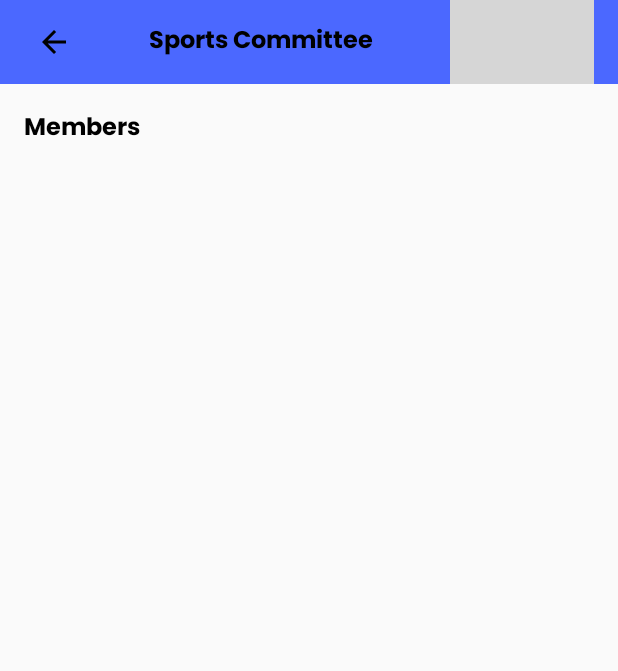
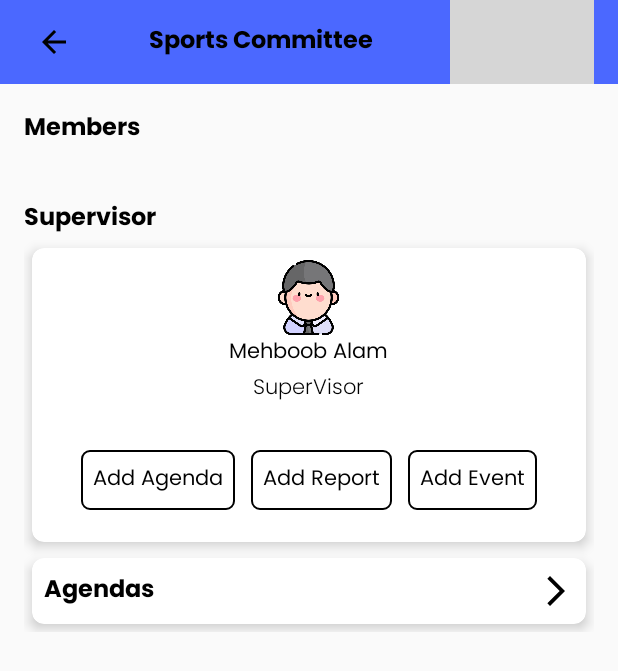
Before and after one commit to Mehboob-alam1/CommitteManagement, an Android app: the MyCommitteeActivity screen opened directly, with no data from a screen before it, on a phone screen of 412 x 824 dp. Shown: the top 671 px of the screen. Run offline under Robolectric (Android 15) with nearby library versions, the phone set to English and light mode, and no system bars; our stand-ins replace Firebase (no records; nobody signed in at launch, a user with empty details on screens opened directly); 3 statements that could not run were skipped; grey boxes are pictures that could not be loaded.

Commit message:
added reports and committees screens

```diff
--- a/app/src/main/AndroidManifest.xml
+++ b/app/src/main/AndroidManifest.xml
@@ -12,6 +12,15 @@
         android:supportsRtl="true"
         android:theme="@style/AppTheme"
         tools:targetApi="31">
+        <activity
+            android:name=".supervisor.AddEventsActivity"
+            android:exported="false" />
+        <activity
+            android:name=".supervisor.AddReportActivity"
+            android:exported="false" />
+        <activity
+            android:name=".supervisor.AddAgendasActivity"
+            android:exported="false" />
         <activity
             android:name=".members.MyCommitteeActivity"
             android:exported="false" />
--- a/app/src/main/java/com/mehboob/committemanagement/members/MyCommitteeActivity.java
+++ b/app/src/main/java/com/mehboob/committemanagement/members/MyCommitteeActivity.java
@@ -42,6 +42,9 @@ private MemberAdapter adapter;
 
        committee=  gson.fromJson(getIntent, type);
 
+       binding.txtName.setText(committee.getCommitteeSupervisor());
+       binding.txtDesignation.setText("SuperVisor");
+
 
        bindData(committee);
 
--- /dev/null
+++ b/app/src/main/java/com/mehboob/committemanagement/supervisor/AddAgendasActivity.java
@@ -0,0 +1,16 @@
+package com.mehboob.committemanagement.supervisor;
+
+import androidx.appcompat.app.AppCompatActivity;
+
+import android.os.Bundle;
+
+import com.mehboob.committemanagement.R;
+
+public class AddAgendasActivity extends AppCompatActivity {
+
+    @Override
+    protected void onCreate(Bundle savedInstanceState) {
+        super.onCreate(savedInstanceState);
+        setContentView(R.layout.activity_add_agendas);
+    }
+}
--- /dev/null
+++ b/app/src/main/java/com/mehboob/committemanagement/supervisor/AddEventsActivity.java
@@ -0,0 +1,16 @@
+package com.mehboob.committemanagement.supervisor;
+
+import androidx.appcompat.app.AppCompatActivity;
+
+import android.os.Bundle;
+
+import com.mehboob.committemanagement.R;
+
+public class AddEventsActivity extends AppCompatActivity {
+
+    @Override
+    protected void onCreate(Bundle savedInstanceState) {
+        super.onCreate(savedInstanceState);
+        setContentView(R.layout.activity_add_events);
+    }
+}
--- /dev/null
+++ b/app/src/main/java/com/mehboob/committemanagement/supervisor/AddReportActivity.java
@@ -0,0 +1,16 @@
+package com.mehboob.committemanagement.supervisor;
+
+import androidx.appcompat.app.AppCompatActivity;
+
+import android.os.Bundle;
+
+import com.mehboob.committemanagement.R;
+
+public class AddReportActivity extends AppCompatActivity {
+
+    @Override
+    protected void onCreate(Bundle savedInstanceState) {
+        super.onCreate(savedInstanceState);
+        setContentView(R.layout.activity_add_report);
+    }
+}
--- /dev/null
+++ b/app/src/main/res/drawable/baseline_arrow_forward_ios_24.xml
@@ -0,0 +1,5 @@
+<vector android:autoMirrored="true" android:height="24dp"
+    android:tint="#000000" android:viewportHeight="24"
+    android:viewportWidth="24" android:width="24dp" xmlns:android="http://schemas.android.com/apk/res/android">
+    <path android:fillColor="@android:color/white" android:pathData="M6.23,20.23l1.77,1.77l10,-10l-10,-10l-1.77,1.77l8.23,8.23z"/>
+</vector>
--- /dev/null
+++ b/app/src/main/res/layout/activity_add_agendas.xml
@@ -0,0 +1,9 @@
+<?xml version="1.0" encoding="utf-8"?>
+<androidx.constraintlayout.widget.ConstraintLayout xmlns:android="http://schemas.android.com/apk/res/android"
+    xmlns:app="http://schemas.android.com/apk/res-auto"
+    xmlns:tools="http://schemas.android.com/tools"
+    android:layout_width="match_parent"
+    android:layout_height="match_parent"
+    tools:context=".supervisor.AddAgendasActivity">
+
+</androidx.constraintlayout.widget.ConstraintLayout>
--- /dev/null
+++ b/app/src/main/res/layout/activity_add_events.xml
@@ -0,0 +1,9 @@
+<?xml version="1.0" encoding="utf-8"?>
+<androidx.constraintlayout.widget.ConstraintLayout xmlns:android="http://schemas.android.com/apk/res/android"
+    xmlns:app="http://schemas.android.com/apk/res-auto"
+    xmlns:tools="http://schemas.android.com/tools"
+    android:layout_width="match_parent"
+    android:layout_height="match_parent"
+    tools:context=".supervisor.AddEventsActivity">
+
+</androidx.constraintlayout.widget.ConstraintLayout>
--- /dev/null
+++ b/app/src/main/res/layout/activity_add_report.xml
@@ -0,0 +1,9 @@
+<?xml version="1.0" encoding="utf-8"?>
+<androidx.constraintlayout.widget.ConstraintLayout xmlns:android="http://schemas.android.com/apk/res/android"
+    xmlns:app="http://schemas.android.com/apk/res-auto"
+    xmlns:tools="http://schemas.android.com/tools"
+    android:layout_width="match_parent"
+    android:layout_height="match_parent"
+    tools:context=".supervisor.AddReportActivity">
+
+</androidx.constraintlayout.widget.ConstraintLayout>
--- a/app/src/main/res/layout/activity_my_committee.xml
+++ b/app/src/main/res/layout/activity_my_committee.xml
@@ -24,6 +24,8 @@
             app:layout_constraintBottom_toBottomOf="parent"
             app:layout_constraintStart_toStartOf="parent"
             app:layout_constraintTop_toTopOf="parent" />
+
+
 
 
         <TextView
@@ -61,8 +63,8 @@
         <LinearLayout
             android:layout_width="match_parent"
             android:layout_height="wrap_content"
-            android:padding="16dp"
-            android:orientation="vertical">
+            android:orientation="vertical"
+            android:padding="16dp">
 
 
             <TextView
@@ -78,11 +80,140 @@
 
 
             <androidx.recyclerview.widget.RecyclerView
+                android:id="@+id/membersRecyclerView"
                 android:layout_width="match_parent"
                 android:layout_height="wrap_content"
-                android:id="@+id/membersRecyclerView"
-                tools:listitem="@layout/item_members"
-                android:layout_marginTop="16dp"/>
+                android:layout_marginTop="16dp"
+                tools:itemCount="1"
+                tools:listitem="@layout/item_members" />
+
+
+            <TextView
+                android:layout_width="wrap_content"
+                android:layout_height="wrap_content"
+                android:layout_marginTop="16dp"
+                android:fontFamily="@font/poppins_bold"
+                android:text="Supervisor"
+                android:textSize="16sp" />
+
+            <androidx.cardview.widget.CardView
+                android:layout_width="match_parent"
+                android:layout_height="wrap_content"
+                android:layout_margin="5dp"
+                app:cardCornerRadius="8dp"
+                app:cardElevation="5dp">
+                <LinearLayout
+                    android:layout_width="match_parent"
+                    android:layout_height="wrap_content"
+                    android:orientation="vertical">
+
+
+
+                <LinearLayout
+                    android:layout_width="match_parent"
+                    android:layout_height="wrap_content"
+                    android:gravity="center_horizontal"
+                    android:orientation="vertical"
+
+                    android:padding="8dp">
+
+                    <ImageView
+                        android:layout_width="50dp"
+                        android:layout_height="50dp"
+                        android:src="@drawable/member"
+                        app:tint="@null" />
+
+                    <TextView
+                        android:id="@+id/txtName"
+                        android:layout_width="wrap_content"
+                        android:layout_height="wrap_content"
+                        android:fontFamily="@font/poppins_regular"
+                        android:text="Mehboob Alam" />
+
+                    <TextView
+                        android:id="@+id/txtDesignation"
+                        android:layout_width="wrap_content"
+                        android:layout_height="wrap_content"
+                        android:fontFamily="@font/poppins_light"
+                        android:text="Member" />
+                </LinearLayout>
+
+
+                    <LinearLayout
+                        android:layout_width="match_parent"
+                        android:layout_height="wrap_content"
+                        android:layout_margin="8dp"
+                        android:padding="8dp"
+                        android:gravity="center">
+
+
+                        <TextView
+                            android:layout_width="wrap_content"
+                            android:layout_height="wrap_content"
+                            android:padding="8dp"
+                            android:layout_margin="5dp"
+                            android:background="@drawable/edit_text_back"
+                            android:fontFamily="@font/poppins_regular"
+                            android:text="Add Agenda"/>
+                        <TextView
+                            android:layout_width="wrap_content"
+                            android:padding="8dp"
+                            android:fontFamily="@font/poppins_regular"
+                            android:layout_margin="5dp"
+                            android:background="@drawable/edit_text_back"
+                            android:layout_height="wrap_content"
+                            android:text="Add Report"/>
+                        <TextView
+                            android:layout_width="wrap_content"
+                            android:padding="8dp"
+                            android:fontFamily="@font/poppins_regular"
+                            android:layout_margin="5dp"
+                            android:background="@drawable/edit_text_back"
+                            android:layout_height="wrap_content"
+                            android:text="Add Event"/>
+                    </LinearLayout>
+                </LinearLayout>
+
+            </androidx.cardview.widget.CardView>
+
+            <androidx.cardview.widget.CardView
+                android:layout_width="match_parent"
+                android:layout_height="wrap_content"
+                android:layout_margin="5dp"
+                app:cardCornerRadius="8dp"
+                app:cardElevation="5dp">
+
+
+                <LinearLayout
+                    android:layout_width="match_parent"
+                    android:layout_height="wrap_content"
+                    android:orientation="vertical">
+
+                    <LinearLayout
+                        android:layout_width="match_parent"
+                        android:padding="8dp"
+
+                        android:layout_height="wrap_content"
+                        >
+
+                        <TextView
+                            android:layout_width="wrap_content"
+                            android:layout_height="wrap_content"
+                          android:layout_weight="3"
+                            android:fontFamily="@font/poppins_bold"
+                            android:text="Agendas"
+                            android:textSize="16sp" />
+                        <ImageView
+                            android:layout_width="wrap_content"
+                            android:layout_height="wrap_content"
+                            android:layout_gravity="center_vertical"
+                            android:src="@drawable/baseline_arrow_forward_ios_24"/>
+
+
+                    </LinearLayout>
+                </LinearLayout>
+            </androidx.cardview.widget.CardView>
+
         </LinearLayout>
 
     </ScrollView>
```
Also changed, not shown: app/src/main/res/drawable/settings.png (added).
